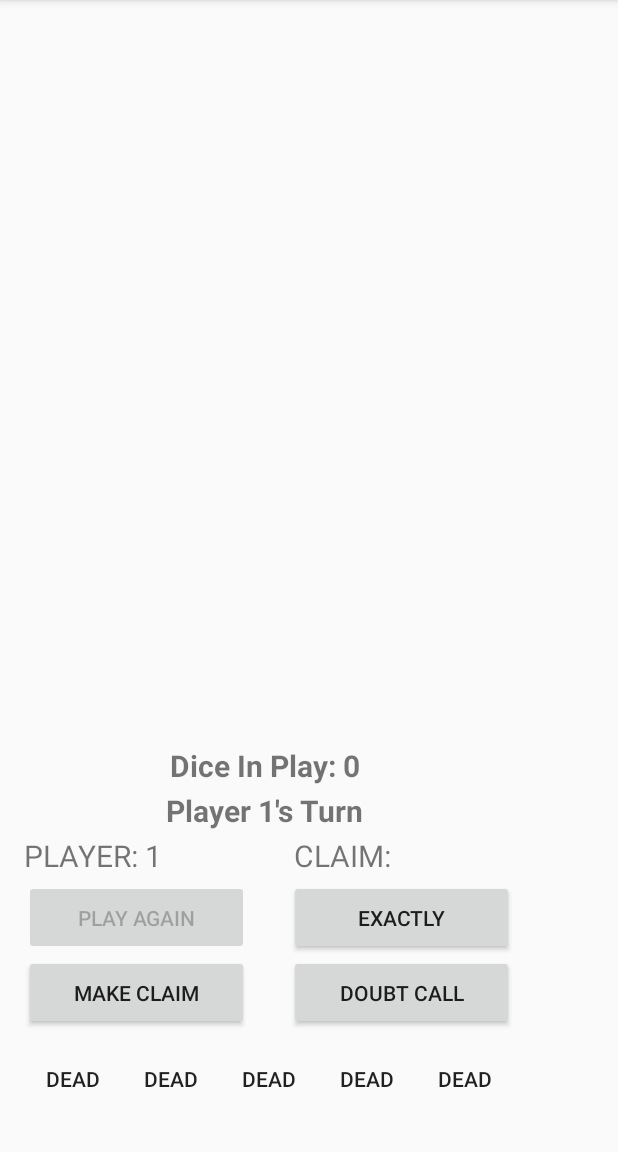
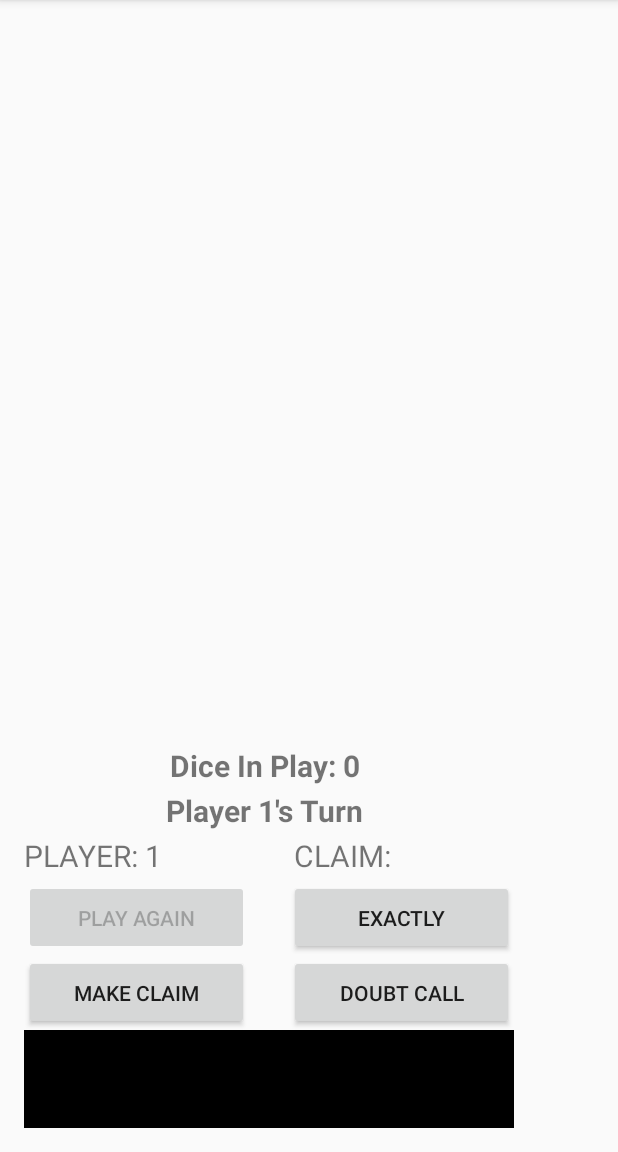
Before and after one commit to pvolum/AndroidLiarsDice, an Android app: the screen it shows after launch (MainActivity), in the options menu, after a tap on "Instructions", on a phone screen of 412 x 824 dp, the part 84-1236 px from its top. Run offline under Robolectric (Android 15) with nearby library versions, the light colour scheme and no system bars; 4 statements that could not run were skipped.

Commit message:
Added dead (blacked out) dice image, added dice rolling sound effect

```diff
--- a/app/src/main/java/com/example/patrick/liarsdice/MainActivity.java
+++ b/app/src/main/java/com/example/patrick/liarsdice/MainActivity.java
@@ -4,6 +4,7 @@ import android.app.AlertDialog;
 import android.content.DialogInterface;
 import android.content.Intent;
 import android.graphics.drawable.Drawable;
+import android.media.MediaPlayer;
 import android.net.Uri;
 import android.os.Bundle;
 import android.os.Handler;
@@ -187,12 +188,15 @@ public class MainActivity extends ActionBarActivity {
     } // exactClick
 
     public void newGame() {
+        final MediaPlayer mp = MediaPlayer.create(this, R.raw.roll);
+
         final AlertDialog.Builder alert = new AlertDialog.Builder(this);
 
         alert.setTitle("Select number of players:")
                 .setItems(new CharSequence[] {"2", "3", "4"},
                         new DialogInterface.OnClickListener() {
                             public void onClick(DialogInterface dialog, int which) {
+                                mp.start();
                                 int value = which + 2;
                                 for (int i = 0; i < value; i++) {   //valid # of players
                                     playerList.add(new Player(i + 1));
@@ -391,8 +395,8 @@ public class MainActivity extends ActionBarActivity {
             //dice[i].setText("\n"+Integer.toString(playerList.get(player).hand.get(i)));
         } // for
         for (int i = playerList.get(player).hand.size(); i < dice.length ; i++ ){
-            dice[i].setText("DEAD");
-            dice[i].setBackground(null);
+            //dice[i].setText("DEAD");
+            dice[i].setBackground(getDrawable(R.drawable.dead));
         } // for
     } // setDice
 
```
Also changed, not shown: app/src/main/res/drawable/dead.png (added), 1 other file.
